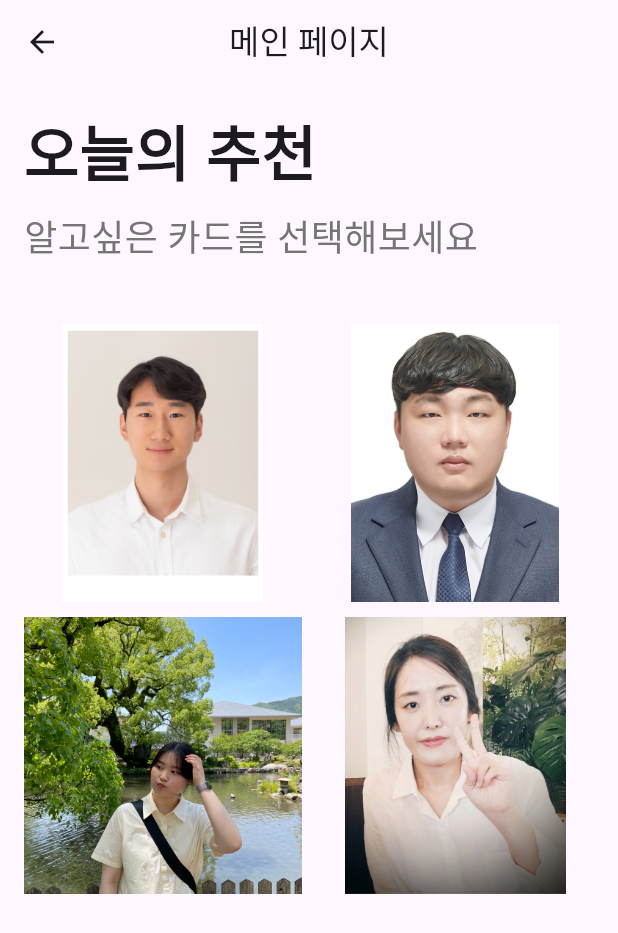
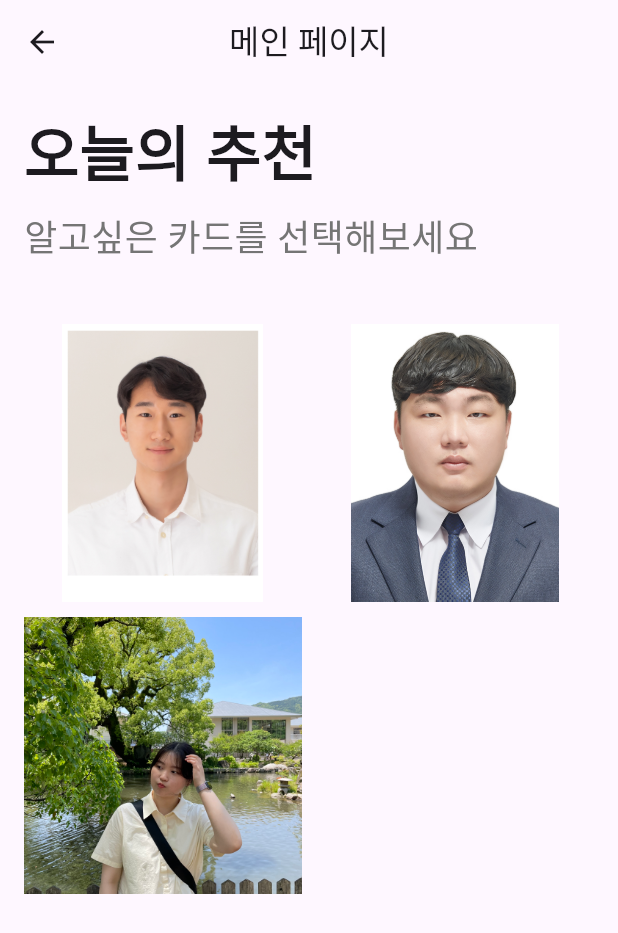
Before and after one commit to chldltkrz/plmanchu, a Flutter app: the screen it shows after launch, after a tap on "시작하기", on a phone screen of 412 x 824 dp. Shown: the top 933 px of the screen. Run offline on Flutter 3.47's test engine with Material 3 defaults, Android fonts, the phone set to English and light mode, and no system bars; our stand-ins replace get.

Commit message:
added GetX LIbrary and fixed code to support memberInfo Controller

```diff
--- /dev/null
+++ b/lib/info/memberController.dart
@@ -0,0 +1,47 @@
+import 'package:get/get_state_manager/get_state_manager.dart';
+import 'package:plmanchu/info/memberInfo.dart';
+
+class Membercontroller extends GetxController {
+  List<MemberInfo> members = [
+    MemberInfo(
+      name: "강민우",
+      MBTI: "ENFP",
+      image: 'lib/assets/images/1.png',
+      hobbies: ["헬스", "위스키"],
+      major: "금융",
+      careers: ["PM", "블록체인"],
+      targetApp: "에어비앤비",
+      introduce: "잘부탁드립니다",
+      radarChart: 'lib/assets/images/radarChart.png',
+    ),
+    MemberInfo(
+        name: "최이삭",
+        MBTI: "INTJ",
+        image: 'lib/assets/images/2.png',
+        hobbies: ["피아노", "드럼"],
+        major: "컴공",
+        careers: ["클라우드엔지니어", "k8s개발자"],
+        targetApp: "당근마켓",
+        introduce: "잘부탁드립니다",
+        radarChart: 'lib/assets/images/radarChart.png'),
+    MemberInfo(
+      name: "김윤서",
+      image: 'lib/assets/images/3.png',
+      MBTI: "EINFJ",
+      hobbies: ["영화감상", "독서"],
+      major: "디자인",
+      careers: ["디자인", "운영관리"],
+      targetApp: "Skrr",
+      introduce: "잘부탁드립니다",
+      radarChart: 'lib/assets/images/radarChart.png',
+    ),
+  ];
+
+  MemberInfo getMember(int index) {
+    return members[index];
+  }
+
+  int getMemberLength() {
+    return members.length;
+  }
+}
--- a/lib/info/memberInfo.dart
+++ b/lib/info/memberInfo.dart
@@ -1,17 +1,15 @@
-import 'package:flutter/material.dart';
-
-class Memberinfo {
+class MemberInfo {
   String name; // 이름
   String MBTI; // MBTI
-  Image image; // 맴버사진
+  String image; // 맴버사진
   List<String> hobbies; // 취미
   String major; // 전공
   List<String> careers; // 경력
   String targetApp; //  만들고자하는앱
   String introduce; // 자기소개
-  Image radarChart; // 레이더차트
+  String radarChart; // 레이더차트
 
-  Memberinfo({
+  MemberInfo({
     required this.name,
     required this.MBTI,
     required this.image,
--- a/lib/main.dart
+++ b/lib/main.dart
@@ -1,4 +1,6 @@
 import 'package:flutter/material.dart';
+import 'package:get/get.dart';
+import 'package:plmanchu/info/memberController.dart';
 import 'package:plmanchu/pages/intro.dart';
 
 void main() {
@@ -11,6 +13,7 @@ class MyApp extends StatelessWidget {
   // This widget is the root of your application.
   @override
   Widget build(BuildContext context) {
+    Get.put(Membercontroller());
     return MaterialApp(
       title: 'PlmanchuIntroducing',
       // theme 은 설정 안해주나요?
--- a/lib/pages/mainPage.dart
+++ b/lib/pages/mainPage.dart
@@ -1,4 +1,6 @@
 import 'package:flutter/material.dart';
+import 'package:get/get.dart';
+import 'package:plmanchu/info/memberController.dart';
 import 'package:plmanchu/pages/specA.dart';
 
 class Mainpage extends StatelessWidget {
@@ -44,17 +46,21 @@ class Mainpage extends StatelessWidget {
                 crossAxisSpacing: 10, // 그리드 칸 사이 가로 간격
                 mainAxisSpacing: 10, // 그리드 칸 사이 세로 간격
                 children: [
-                  ...List<Widget>.generate(4, (index) {
+                  ...List<Widget>.generate(
+                      Get.find<Membercontroller>().getMemberLength(), (index) {
                     return GestureDetector(
                       onTap: () {
                         Navigator.push(
                           context,
-                          MaterialPageRoute(builder: (context) => specA()),
+                          MaterialPageRoute(
+                              builder: (context) => specA(
+                                    memberInfo: Get.find<Membercontroller>()
+                                        .getMember(index),
+                                  )),
                         );
                       },
-                      child: Image.asset('lib/assets/images/' +
-                          (index + 1).toString() +
-                          '.png'),
+                      child: Image.asset(
+                          Get.find<Membercontroller>().getMember(index).image),
                     );
                   }),
                 ],
--- a/lib/pages/specA.dart
+++ b/lib/pages/specA.dart
@@ -1,15 +1,15 @@
 import 'package:flutter/material.dart';
+import 'package:plmanchu/info/memberInfo.dart';
 import 'package:plmanchu/pages/specA_1.dart';
 
 class specA extends StatelessWidget {
-  const specA({super.key});
+  final MemberInfo memberInfo;
+  const specA({super.key, required this.memberInfo});
 
   @override
   Widget build(BuildContext context) {
     return Scaffold(
-      appBar: AppBar(
-        title: Text('About...'),
-      ),
+      appBar: AppBar(title: Text(memberInfo.name)),
       body: Column(
         mainAxisAlignment: MainAxisAlignment.center,
         children: [
--- a/pubspec.yaml
+++ b/pubspec.yaml
@@ -35,6 +35,7 @@ dependencies:
   # The following adds the Cupertino Icons font to your application.
   # Use with the CupertinoIcons class for iOS style icons.
   cupertino_icons: ^1.0.8
+  get: ^4.6.6
 
 dev_dependencies:
   flutter_test:
```
